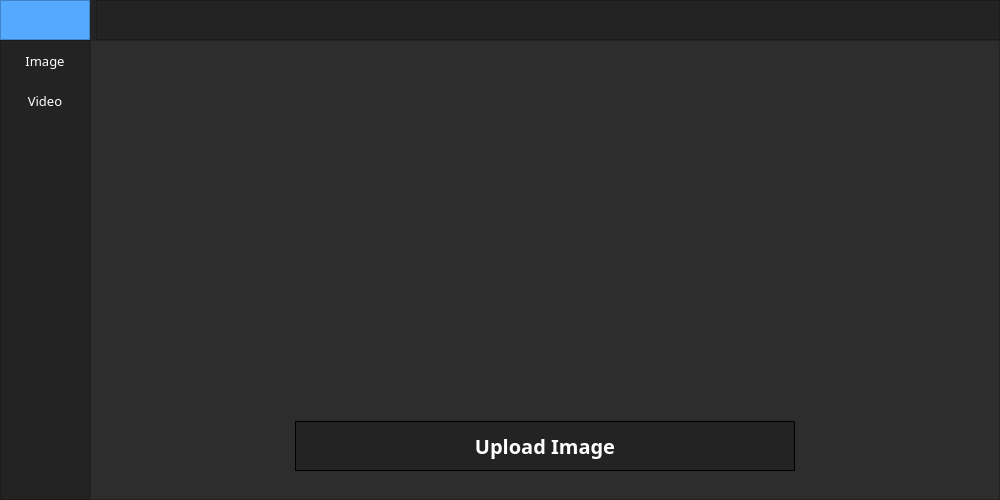
Sasan-Tech/Automated-Social-Distance-Monitoring-System, file trying.ui: the form before one commit.
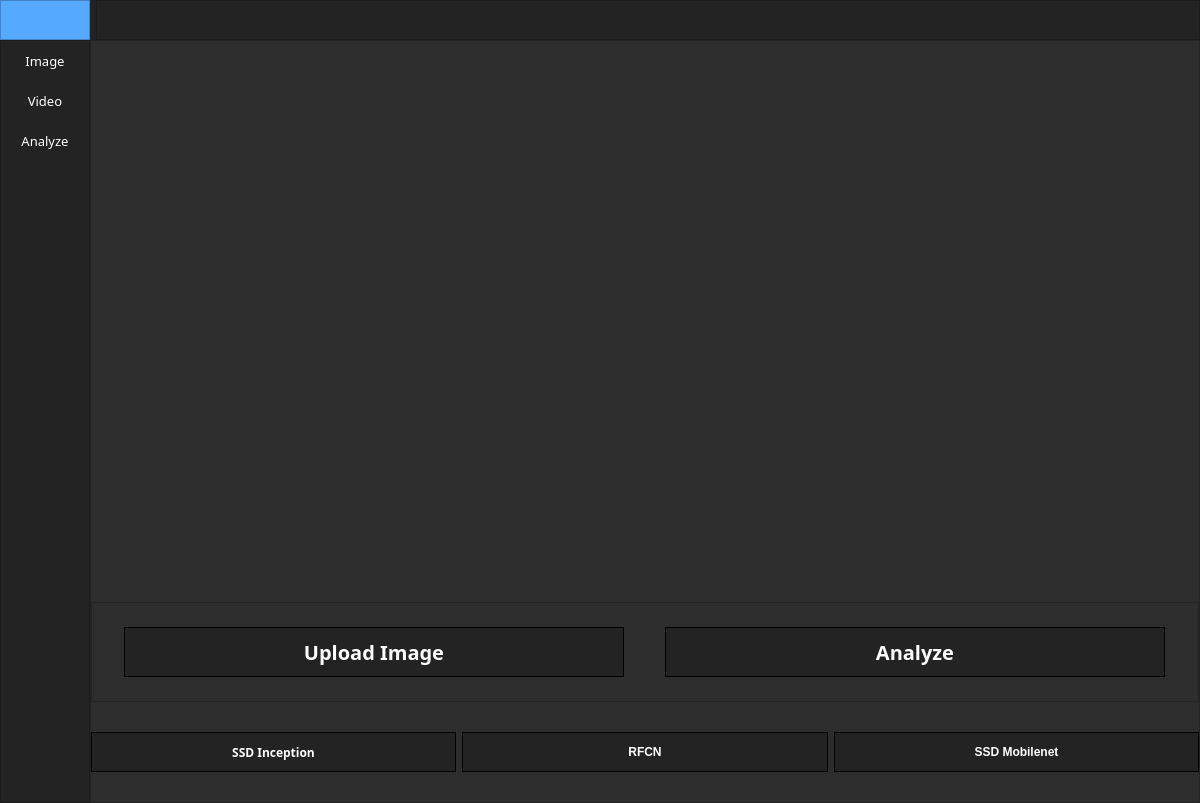
The form after the commit. The open tabs and pages were chosen to show the change. Icons and pictures are not drawn.

Commit message: Updated the GUI for the object detection

```diff
--- a/trying.ui
+++ b/trying.ui
@@ -6,14 +6,14 @@
    <rect>
     <x>0</x>
     <y>0</y>
-    <width>1000</width>
-    <height>500</height>
+    <width>1200</width>
+    <height>803</height>
    </rect>
   </property>
   <property name="minimumSize">
    <size>
-    <width>1000</width>
-    <height>500</height>
+    <width>1200</width>
+    <height>800</height>
    </size>
   </property>
   <property name="windowTitle">
@@ -308,6 +308,36 @@
                </property>
               </widget>
              </item>
+             <item>
+              <widget class="QPushButton" name="Btn_Menu_3">
+               <property name="minimumSize">
+                <size>
+                 <width>0</width>
+                 <height>40</height>
+                </size>
+               </property>
+               <property name="font">
+                <font>
+                 <family>Montserrat</family>
+                 <pointsize>10</pointsize>
+                </font>
+               </property>
+               <property name="styleSheet">
+                <string notr="true">QPushButton {
+	color: rgb(255, 255, 255);
+	background-color: rgb(35, 35, 35);
+	border: 0px solid;
+}
+
+QPushButton:hover {
+	background-color: rgb(85, 170, 255);
+}</string>
+               </property>
+               <property name="text">
+                <string>Analyze</string>
+               </property>
+              </widget>
+             </item>
             </layout>
            </widget>
           </item>
@@ -326,6 +356,18 @@
           <property name="spacing">
            <number>0</number>
           </property>
+          <property name="leftMargin">
+           <number>0</number>
+          </property>
+          <property name="topMargin">
+           <number>0</number>
+          </property>
+          <property name="rightMargin">
+           <number>0</number>
+          </property>
+          <property name="bottomMargin">
+           <number>0</number>
+          </property>
           <item>
            <widget class="QStackedWidget" name="Pages_Widget">
             <property name="font">
@@ -354,7 +396,7 @@
                <number>0</number>
               </property>
               <item>
-               <widget class="QLabel" name="image_label">
+               <widget class="QFrame" name="frame_images">
                 <property name="minimumSize">
                  <size>
                   <width>0</width>
@@ -364,26 +406,71 @@
                 <property name="maximumSize">
                  <size>
                   <width>16777215</width>
-                  <height>350</height>
+                  <height>500</height>
                  </size>
                 </property>
-                <property name="font">
-                 <font>
-                  <family>Montserrat</family>
-                  <pointsize>30</pointsize>
-                  <weight>75</weight>
-                  <bold>true</bold>
-                 </font>
+                <property name="frameShape">
+                 <enum>QFrame::NoFrame</enum>
                 </property>
-                <property name="styleSheet">
-                 <string notr="true">color: rgb(255, 255, 255);</string>
+                <property name="frameShadow">
+                 <enum>QFrame::Raised</enum>
                 </property>
-                <property name="text">
-                 <string/>
+                <layout class="QHBoxLayout" name="horizontalLayout_6">
+                 <property name="spacing">
+                  <number>0</number>
+                 </property>
+                 <property name="leftMargin">
+                  <number>0</number>
+                 </property>
+                 <property name="topMargin">
+                  <number>0</number>
+                 </property>
+                 <property name="rightMargin">
+                  <number>0</number>
+                 </property>
+                 <property name="bottomMargin">
+                  <number>0</number>
+                 </property>
+                 <item>
+                  <widget class="QLabel" name="result_image">
+                   <property name="text">
+                    <string/>
+                   </property>
+                  </widget>
+                 </item>
+                 <item>
+                  <widget class="QLabel" name="default_image">
+                   <property name="text">
+                    <string/>
+                   </property>
+                  </widget>
+                 </item>
+                </layout>
+               </widget>
+              </item>
+              <item>
+               <widget class="QFrame" name="extension_image_result_section">
+                <property name="maximumSize">
+                 <size>
+                  <width>16777215</width>
+                  <height>500</height>
+                 </size>
                 </property>
-                <property name="alignment">
-                 <set>Qt::AlignCenter</set>
+                <property name="frameShape">
+                 <enum>QFrame::NoFrame</enum>
                 </property>
+                <property name="frameShadow">
+                 <enum>QFrame::Raised</enum>
+                </property>
+                <layout class="QHBoxLayout" name="horizontalLayout_8">
+                 <item>
+                  <widget class="QLabel" name="centroid_image_result">
+                   <property name="text">
+                    <string/>
+                   </property>
+                  </widget>
+                 </item>
+                </layout>
                </widget>
               </item>
               <item>
@@ -391,7 +478,7 @@
                 <property name="maximumSize">
                  <size>
                   <width>16777215</width>
-                  <height>80</height>
+                  <height>200</height>
                  </size>
                 </property>
                 <property name="frameShape">
@@ -400,7 +487,7 @@
                 <property name="frameShadow">
                  <enum>QFrame::Raised</enum>
                 </property>
-                <layout class="QHBoxLayout" name="horizontalLayout_3">
+                <layout class="QVBoxLayout" name="verticalLayout_8">
                  <property name="spacing">
                   <number>0</number>
                  </property>
@@ -417,32 +504,47 @@
                   <number>0</number>
                  </property>
                  <item>
-                  <widget class="QPushButton" name="ImageButton">
-                   <property name="sizePolicy">
-                    <sizepolicy hsizetype="Minimum" vsizetype="Expanding">
-                     <horstretch>0</horstretch>
-                     <verstretch>0</verstretch>
-                    </sizepolicy>
+                  <widget class="QFrame" name="upload_image_section">
+                   <property name="frameShape">
+                    <enum>QFrame::StyledPanel</enum>
                    </property>
-                   <property name="maximumSize">
-                    <size>
-                     <width>500</width>
-                     <height>50</height>
-                    </size>
+                   <property name="frameShadow">
+                    <enum>QFrame::Raised</enum>
                    </property>
-                   <property name="font">
-                    <font>
-                     <family>Montserrat</family>
-                     <pointsize>15</pointsize>
-                     <weight>75</weight>
-                     <bold>true</bold>
-                    </font>
-                   </property>
-                   <property name="layoutDirection">
-                    <enum>Qt::LeftToRight</enum>
-                   </property>
-                   <property name="styleSheet">
-                    <string notr="true">QPushButton {
+                   <layout class="QHBoxLayout" name="horizontalLayout_7">
+                    <property name="spacing">
+                     <number>9</number>
+                    </property>
+                    <property name="leftMargin">
+                     <number>0</number>
+                    </property>
+                    <property name="topMargin">
+                     <number>0</number>
+                    </property>
+                    <property name="rightMargin">
+                     <number>0</number>
+                    </property>
+                    <property name="bottomMargin">
+                     <number>0</number>
+                    </property>
+                    <item>
+                     <widget class="QPushButton" name="upload_image_button">
+                      <property name="maximumSize">
+                       <size>
+                        <width>500</width>
+                        <height>50</height>
+                       </size>
+                      </property>
+                      <property name="font">
+                       <font>
+                        <family>Montserrat</family>
+                        <pointsize>15</pointsize>
+                        <weight>75</weight>
+                        <bold>true</bold>
+                       </font>
+                      </property>
+                      <property name="styleSheet">
+                       <string notr="true">QPushButton {
 	color: rgb(255, 255, 255);
 	background-color: rgb(35, 35, 35);
 	border: 1px solid;
@@ -452,10 +554,164 @@
 	background-color: rgb(85, 170, 255);
 }
 </string>
+                      </property>
+                      <property name="text">
+                       <string>Upload Image</string>
+                      </property>
+                     </widget>
+                    </item>
+                    <item>
+                     <widget class="QPushButton" name="pushButton_2">
+                      <property name="maximumSize">
+                       <size>
+                        <width>500</width>
+                        <height>50</height>
+                       </size>
+                      </property>
+                      <property name="font">
+                       <font>
+                        <family>Montserrat</family>
+                        <pointsize>15</pointsize>
+                        <weight>75</weight>
+                        <bold>true</bold>
+                       </font>
+                      </property>
+                      <property name="styleSheet">
+                       <string notr="true">QPushButton {
+	color: rgb(255, 255, 255);
+	background-color: rgb(35, 35, 35);
+	border: 1px solid;
+}
+
+QPushButton:hover {
+	background-color: rgb(85, 170, 255);
+}
+</string>
+                      </property>
+                      <property name="text">
+                       <string>Analyze</string>
+                      </property>
+                     </widget>
+                    </item>
+                   </layout>
+                  </widget>
+                 </item>
+                 <item>
+                  <widget class="QFrame" name="model_button_section">
+                   <property name="frameShape">
+                    <enum>QFrame::NoFrame</enum>
                    </property>
-                   <property name="text">
-                    <string>Upload Image</string>
+                   <property name="frameShadow">
+                    <enum>QFrame::Raised</enum>
                    </property>
+                   <layout class="QHBoxLayout" name="horizontalLayout_3">
+                    <property name="leftMargin">
+                     <number>0</number>
+                    </property>
+                    <property name="topMargin">
+                     <number>0</number>
+                    </property>
+                    <property name="rightMargin">
+                     <number>0</number>
+                    </property>
+                    <property name="bottomMargin">
+                     <number>0</number>
+                    </property>
+                    <item>
+                     <widget class="QPushButton" name="model_2">
+                      <property name="maximumSize">
+                       <size>
+                        <width>400</width>
+                        <height>40</height>
+                       </size>
+                      </property>
+                      <property name="font">
+                       <font>
+                        <family>Montserrat</family>
+                        <weight>75</weight>
+                        <bold>true</bold>
+                       </font>
+                      </property>
+                      <property name="styleSheet">
+                       <string notr="true">QPushButton {
+	color: rgb(255, 255, 255);
+	background-color: rgb(35, 35, 35);
+	border: 1px solid;
+}
+
+QPushButton:hover {
+	background-color: rgb(85, 170, 255);
+}
+</string>
+                      </property>
+                      <property name="text">
+                       <string>SSD Inception</string>
+                      </property>
+                     </widget>
+                    </item>
+                    <item>
+                     <widget class="QPushButton" name="model_1">
+                      <property name="maximumSize">
+                       <size>
+                        <width>400</width>
+                        <height>40</height>
+                       </size>
+                      </property>
+                      <property name="font">
+                       <font>
+                        <weight>75</weight>
+                        <bold>true</bold>
+                       </font>
+                      </property>
+                      <property name="styleSheet">
+                       <string notr="true">QPushButton {
+	color: rgb(255, 255, 255);
+	background-color: rgb(35, 35, 35);
+	border: 1px solid;
+}
+
+QPushButton:hover {
+	background-color: rgb(85, 170, 255);
+}
+</string>
+                      </property>
+                      <property name="text">
+                       <string>RFCN</string>
+                      </property>
+                     </widget>
+                    </item>
+                    <item>
+                     <widget class="QPushButton" name="model_3">
+                      <property name="maximumSize">
+                       <size>
+                        <width>400</width>
+                        <height>40</height>
+                       </size>
+                      </property>
+                      <property name="font">
+                       <font>
+                        <weight>75</weight>
+                        <bold>true</bold>
+                       </font>
+                      </property>
+                      <property name="styleSheet">
+                       <string notr="true">QPushButton {
+	color: rgb(255, 255, 255);
+	background-color: rgb(35, 35, 35);
+	border: 1px solid;
+}
+
+QPushButton:hover {
+	background-color: rgb(85, 170, 255);
+}
+</string>
+                      </property>
+                      <property name="text">
+                       <string>SSD Mobilenet</string>
+                      </property>
+                     </widget>
+                    </item>
+                   </layout>
                   </widget>
                  </item>
                 </layout>
```
Left out of the diff: 270 changed lines with no effect on the pictures. The commit also changes 7 other files.
